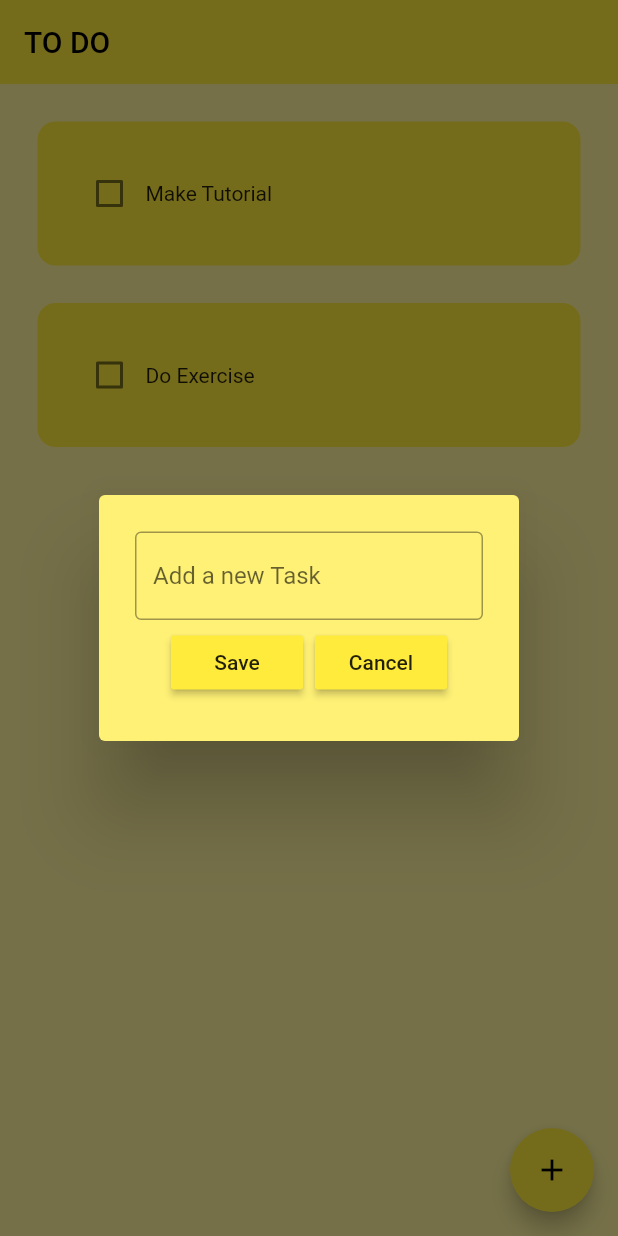
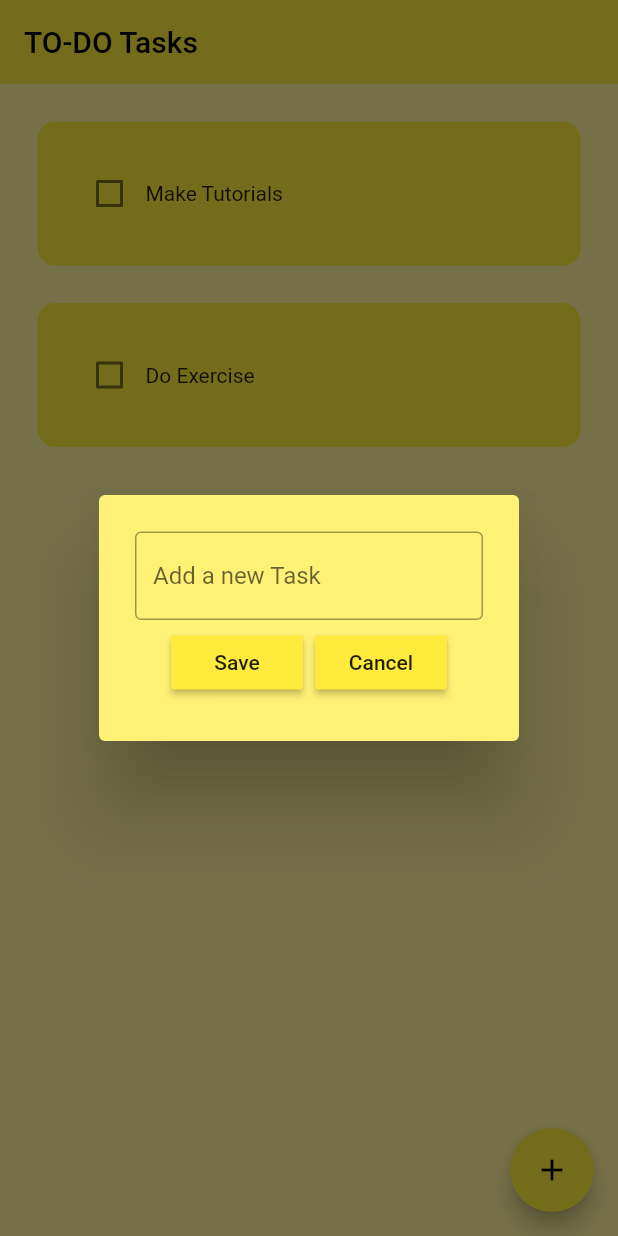
Before and after one commit to tanmaydhelia/To_Do_list_App, a Flutter app: the screen it shows after launch, after a tap on the "add" icon, on a phone screen of 412 x 824 dp. Run offline on Flutter 3.47's test engine with Material 2 defaults, Android fonts, the phone set to English and light mode, and no system bars; drawn by our look-alikes of flutter_slidable; our stand-ins replace hive_flutter; accounts and stored records are empty.

Commit message:
Final App

```diff
--- /dev/null
+++ b/lib/data/database.dart
@@ -0,0 +1,26 @@
+import 'package:hive_flutter/hive_flutter.dart';
+
+class ToDoDataBase {
+  List toDoList = [];
+
+  //refrence our box
+  final _myBox = Hive.box('mybox');
+
+  //run this method if this is the first time ever opening this app
+  void createInitialData() {
+    toDoList = [
+      ["Make Tutorials", false],
+      ["Do Exercise", false],
+    ];
+  }
+
+  //load the date from the database
+  void loadData() {
+    toDoList = _myBox.get("TODOLIST");
+  }
+
+  //update the database
+  void updateDataBase() {
+    _myBox.put("TODOLIST", toDoList);
+  }
+}
--- a/lib/main.dart
+++ b/lib/main.dart
@@ -1,7 +1,14 @@
 import 'package:flutter/material.dart';
+import 'package:hive_flutter/hive_flutter.dart';
 import 'package:to_do_list_app/pages/home_page.dart';
 
-void main() {
+void main() async {
+//initialize hive
+  await Hive.initFlutter();
+
+  //open a box
+  var box = await Hive.openBox('mybox');
+
   runApp(const MyApp());
 }
 
--- a/lib/pages/home_page.dart
+++ b/lib/pages/home_page.dart
@@ -1,4 +1,6 @@
 import 'package:flutter/material.dart';
+import 'package:hive_flutter/hive_flutter.dart';
+import 'package:to_do_list_app/data/database.dart';
 import 'package:to_do_list_app/util/dialog_box.dart';
 import 'package:to_do_list_app/util/todo_tile.dart';
 
@@ -10,29 +12,42 @@ class HomePage extends StatefulWidget {
 }
 
 class _HomePageState extends State<HomePage> {
+//refrence the hive box
+  final _myBox = Hive.box('mybox');
+  ToDoDataBase db = ToDoDataBase();
+
+  @override
+  void initState() {
+    //if this is the first time ever openeing the app, then create default data
+    if (_myBox.get("TODOLIST") == null) {
+      db.createInitialData();
+    } else {
+      //there allready exists data
+      db.loadData();
+    }
+
+    super.initState();
+  }
+
 //text controller
   final _controller = TextEditingController();
-
-// list of todo tasks
-  List toDoList = [
-    ["Make Tutorial", false],
-    ["Do Exercise", false],
-  ];
 
 //checkbox was tapped
   void checkBoxChanged(bool? value, int index) {
     setState(() {
-      toDoList[index][1] = !toDoList[index][1];
+      db.toDoList[index][1] = !db.toDoList[index][1];
     });
+    db.updateDataBase();
   }
 
 //save new task
   void saveNewTask() {
     setState(() {
-      toDoList.add([_controller.text, false]);
+      db.toDoList.add([_controller.text, false]);
       _controller.clear();
     });
     Navigator.of(context).pop();
+    db.updateDataBase();
   }
 
 //create a new task
@@ -49,12 +64,20 @@ class _HomePageState extends State<HomePage> {
     );
   }
 
+//delete a task
+  void deleteTask(int index) {
+    setState(() {
+      db.toDoList.removeAt(index);
+    });
+    db.updateDataBase();
+  }
+
   @override
   Widget build(BuildContext context) {
     return Scaffold(
       backgroundColor: Colors.yellow[200],
       appBar: AppBar(
-        title: Text('TO DO'),
+        title: Text('TO-DO Tasks'),
         elevation: 0,
       ),
       floatingActionButton: FloatingActionButton(
@@ -62,12 +85,13 @@ class _HomePageState extends State<HomePage> {
         child: Icon(Icons.add),
       ),
       body: ListView.builder(
-        itemCount: toDoList.length,
+        itemCount: db.toDoList.length,
         itemBuilder: (context, index) {
           return ToDoTile(
-            taskName: toDoList[index][0],
-            taskCompleted: toDoList[index][1],
+            taskName: db.toDoList[index][0],
+            taskCompleted: db.toDoList[index][1],
             onChanged: (value) => checkBoxChanged(value, index),
+            deleteFunction: (context) => deleteTask(index),
           );
         },
       ),
--- a/lib/util/todo_tile.dart
+++ b/lib/util/todo_tile.dart
@@ -1,16 +1,18 @@
-
 import 'package:flutter/material.dart';
+import 'package:flutter_slidable/flutter_slidable.dart';
 
 class ToDoTile extends StatelessWidget {
   final String taskName;
   final bool taskCompleted;
   Function(bool?)? onChanged;
+  Function(BuildContext)? deleteFunction;
 
   ToDoTile({
     super.key,
     required this.taskName,
     required this.taskCompleted,
     required this.onChanged,
+    required this.deleteFunction,
   });
 
   @override
@@ -20,6 +22,18 @@ class ToDoTile extends StatelessWidget {
         left: 25.0,
         right: 25.0,
         top: 25.0,
+      ),
+      child: Slidable(
+        endActionPane: ActionPane(
+          motion: StretchMotion(),
+          children: [
+            SlidableAction(
+              onPressed: deleteFunction,
+              icon: Icons.delete,
+              backgroundColor: Colors.red.shade300,
+              borderRadius: BorderRadius.circular(12),
+            )
+          ],
         ),
         child: Container(
           padding: EdgeInsets.all(24.0),
@@ -48,6 +62,7 @@ class ToDoTile extends StatelessWidget {
             ],
           ),
         ),
+      ),
     );
   }
 }
--- a/pubspec.yaml
+++ b/pubspec.yaml
@@ -30,6 +30,8 @@ environment:
 dependencies:
   flutter:
     sdk: flutter
+  hive: ^2.2.3
+  hive_flutter: ^1.1.0
 
 
   # The following adds the Cupertino Icons font to your application.
@@ -40,6 +42,9 @@ dependencies:
 dev_dependencies:
   flutter_test:
     sdk: flutter
+  hive_generator: ^1.1.3
+  build_runner: ^2.1.11
+
 
   # The "flutter_lints" package below contains a set of recommended lints to
   # encourage good coding practices. The lint set provided by the package is
```
Also changed, not shown: pubspec.lock, 1 other file. Lines whose indentation alone changed are shown as unchanged.
